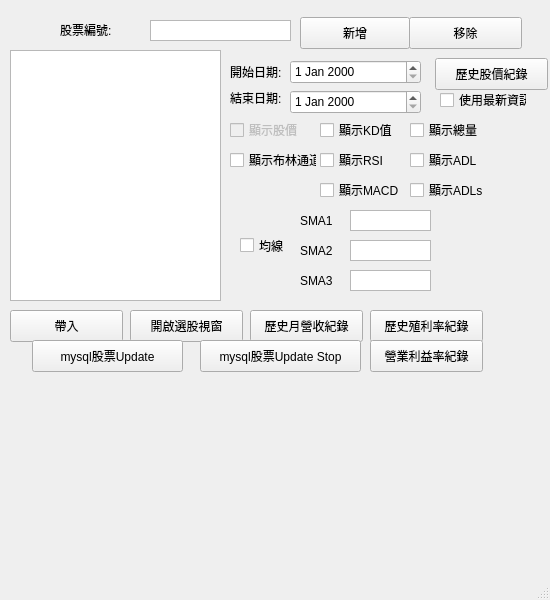
Qt form UI_main.ui (bjioljlo/StockHistory) before a commit.
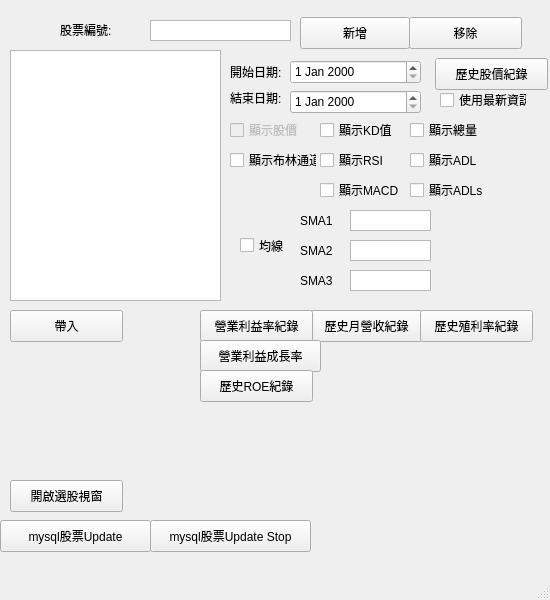
The same form after that commit.

The edit to the form file:
```diff
--- a/UI_main.ui
+++ b/UI_main.ui
@@ -309,8 +309,8 @@
    <widget class="QPushButton" name="button_openPickWindow">
     <property name="geometry">
      <rect>
-      <x>130</x>
-      <y>310</y>
+      <x>10</x>
+      <y>480</y>
       <width>113</width>
       <height>32</height>
      </rect>
@@ -322,7 +322,7 @@
    <widget class="QPushButton" name="button_getMonthRP">
     <property name="geometry">
      <rect>
-      <x>250</x>
+      <x>310</x>
       <y>310</y>
       <width>113</width>
       <height>32</height>
@@ -443,8 +443,8 @@
    <widget class="QPushButton" name="button_runSchedule">
     <property name="geometry">
      <rect>
-      <x>32</x>
-      <y>340</y>
+      <x>0</x>
+      <y>520</y>
       <width>151</width>
       <height>32</height>
      </rect>
@@ -456,8 +456,8 @@
    <widget class="QPushButton" name="button_stopSchedule">
     <property name="geometry">
      <rect>
-      <x>200</x>
-      <y>340</y>
+      <x>150</x>
+      <y>520</y>
       <width>161</width>
       <height>32</height>
      </rect>
@@ -469,7 +469,7 @@
    <widget class="QPushButton" name="button_getDividend_yield">
     <property name="geometry">
      <rect>
-      <x>370</x>
+      <x>420</x>
       <y>310</y>
       <width>113</width>
       <height>32</height>
@@ -482,8 +482,8 @@
    <widget class="QPushButton" name="button_getOperating_Margin">
     <property name="geometry">
      <rect>
-      <x>370</x>
-      <y>340</y>
+      <x>200</x>
+      <y>310</y>
       <width>113</width>
       <height>32</height>
      </rect>
@@ -492,6 +492,32 @@
      <string>營業利益率紀錄</string>
     </property>
    </widget>
+   <widget class="QPushButton" name="button_Operating_Margin_Ratio">
+    <property name="geometry">
+     <rect>
+      <x>200</x>
+      <y>340</y>
+      <width>121</width>
+      <height>32</height>
+     </rect>
+    </property>
+    <property name="text">
+     <string>營業利益成長率</string>
+    </property>
+   </widget>
+   <widget class="QPushButton" name="button_getROE">
+    <property name="geometry">
+     <rect>
+      <x>200</x>
+      <y>370</y>
+      <width>113</width>
+      <height>32</height>
+     </rect>
+    </property>
+    <property name="text">
+     <string>歷史ROE紀錄</string>
+    </property>
+   </widget>
   </widget>
   <widget class="QMenuBar" name="menubar">
    <property name="geometry">
```
